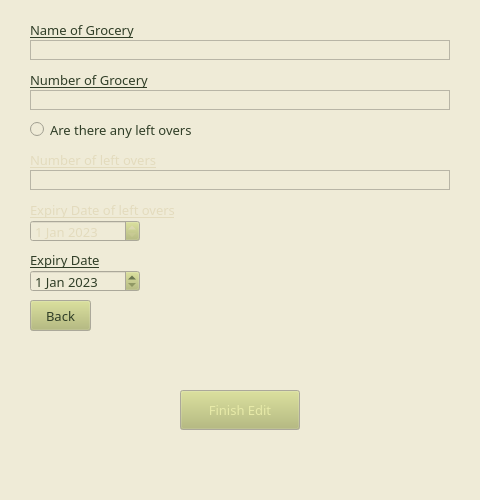
The window that userInterface/editGroceryFrame.ui (yangqee/Menu) describes before a commit, drawn with Qt 5.
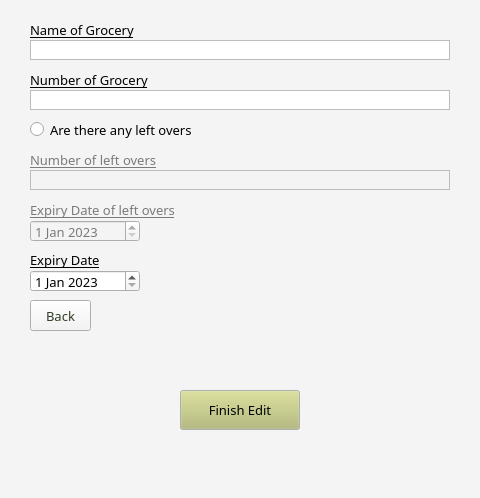
The same window after the commit.

```diff
--- a/userInterface/editGroceryFrame.ui
+++ b/userInterface/editGroceryFrame.ui
@@ -7,7 +7,7 @@
     <x>0</x>
     <y>0</y>
     <width>480</width>
-    <height>500</height>
+    <height>498</height>
    </rect>
   </property>
   <property name="sizePolicy">
@@ -22,126 +22,135 @@
      <colorrole role="WindowText">
       <brush brushstyle="SolidPattern">
        <color alpha="255">
-        <red>48</red>
-        <green>62</green>
-        <blue>39</blue>
+        <red>0</red>
+        <green>0</green>
+        <blue>0</blue>
        </color>
       </brush>
      </colorrole>
      <colorrole role="Button">
       <brush brushstyle="SolidPattern">
        <color alpha="255">
-        <red>180</red>
-        <green>187</green>
-        <blue>114</blue>
+        <red>244</red>
+        <green>244</green>
+        <blue>244</blue>
        </color>
       </brush>
      </colorrole>
      <colorrole role="Light">
       <brush brushstyle="SolidPattern">
        <color alpha="255">
-        <red>239</red>
-        <green>235</green>
-        <blue>215</blue>
+        <red>255</red>
+        <green>255</green>
+        <blue>255</blue>
        </color>
       </brush>
      </colorrole>
      <colorrole role="Midlight">
       <brush brushstyle="SolidPattern">
        <color alpha="255">
-        <red>231</red>
-        <green>234</green>
-        <blue>168</blue>
+        <red>249</red>
+        <green>249</green>
+        <blue>249</blue>
        </color>
       </brush>
      </colorrole>
      <colorrole role="Dark">
       <brush brushstyle="SolidPattern">
        <color alpha="255">
-        <red>227</red>
-        <green>219</green>
-        <blue>189</blue>
+        <red>122</red>
+        <green>122</green>
+        <blue>122</blue>
        </color>
       </brush>
      </colorrole>
      <colorrole role="Mid">
       <brush brushstyle="SolidPattern">
        <color alpha="255">
-        <red>227</red>
-        <green>219</green>
-        <blue>189</blue>
+        <red>163</red>
+        <green>163</green>
+        <blue>163</blue>
        </color>
       </brush>
      </colorrole>
      <colorrole role="Text">
       <brush brushstyle="SolidPattern">
        <color alpha="255">
-        <red>48</red>
-        <green>62</green>
-        <blue>39</blue>
+        <red>0</red>
+        <green>0</green>
+        <blue>0</blue>
        </color>
       </brush>
      </colorrole>
      <colorrole role="BrightText">
       <brush brushstyle="SolidPattern">
        <color alpha="255">
-        <red>239</red>
-        <green>235</green>
-        <blue>215</blue>
+        <red>255</red>
+        <green>255</green>
+        <blue>255</blue>
        </color>
       </brush>
      </colorrole>
      <colorrole role="ButtonText">
       <brush brushstyle="SolidPattern">
        <color alpha="255">
-        <red>231</red>
-        <green>234</green>
-        <blue>168</blue>
+        <red>0</red>
+        <green>0</green>
+        <blue>0</blue>
        </color>
       </brush>
      </colorrole>
      <colorrole role="Base">
       <brush brushstyle="SolidPattern">
        <color alpha="255">
-        <red>239</red>
-        <green>235</green>
-        <blue>215</blue>
+        <red>255</red>
+        <green>255</green>
+        <blue>255</blue>
        </color>
       </brush>
      </colorrole>
      <colorrole role="Window">
       <brush brushstyle="SolidPattern">
        <color alpha="255">
-        <red>239</red>
-        <green>235</green>
-        <blue>215</blue>
+        <red>244</red>
+        <green>244</green>
+        <blue>244</blue>
        </color>
       </brush>
      </colorrole>
      <colorrole role="Shadow">
       <brush brushstyle="SolidPattern">
        <color alpha="255">
-        <red>227</red>
-        <green>219</green>
-        <blue>189</blue>
+        <red>0</red>
+        <green>0</green>
+        <blue>0</blue>
        </color>
       </brush>
      </colorrole>
-     <colorrole role="Highlight">
+     <colorrole role="AlternateBase">
       <brush brushstyle="SolidPattern">
        <color alpha="255">
-        <red>180</red>
-        <green>187</green>
-        <blue>114</blue>
+        <red>249</red>
+        <green>249</green>
+        <blue>249</blue>
        </color>
       </brush>
      </colorrole>
-     <colorrole role="HighlightedText">
+     <colorrole role="ToolTipBase">
       <brush brushstyle="SolidPattern">
        <color alpha="255">
-        <red>231</red>
-        <green>234</green>
-        <blue>168</blue>
+        <red>255</red>
+        <green>255</green>
+        <blue>220</blue>
+       </color>
+      </brush>
+     </colorrole>
+     <colorrole role="ToolTipText">
+      <brush brushstyle="SolidPattern">
+       <color alpha="255">
+        <red>0</red>
+        <green>0</green>
+        <blue>0</blue>
        </color>
       </brush>
      </colorrole>
@@ -150,126 +159,135 @@
      <colorrole role="WindowText">
       <brush brushstyle="SolidPattern">
        <color alpha="255">
-        <red>48</red>
-        <green>62</green>
-        <blue>39</blue>
+        <red>0</red>
+        <green>0</green>
+        <blue>0</blue>
        </color>
       </brush>
      </colorrole>
      <colorrole role="Button">
       <brush brushstyle="SolidPattern">
        <color alpha="255">
-        <red>180</red>
-        <green>187</green>
-        <blue>114</blue>
+        <red>244</red>
+        <green>244</green>
+        <blue>244</blue>
        </color>
       </brush>
      </colorrole>
      <colorrole role="Light">
       <brush brushstyle="SolidPattern">
        <color alpha="255">
-        <red>239</red>
-        <green>235</green>
-        <blue>215</blue>
+        <red>255</red>
+        <green>255</green>
+        <blue>255</blue>
        </color>
       </brush>
      </colorrole>
      <colorrole role="Midlight">
       <brush brushstyle="SolidPattern">
        <color alpha="255">
-        <red>231</red>
-        <green>234</green>
-        <blue>168</blue>
+        <red>249</red>
+        <green>249</green>
+        <blue>249</blue>
        </color>
       </brush>
      </colorrole>
      <colorrole role="Dark">
       <brush brushstyle="SolidPattern">
        <color alpha="255">
-        <red>227</red>
-        <green>219</green>
-        <blue>189</blue>
+        <red>122</red>
+        <green>122</green>
+        <blue>122</blue>
        </color>
       </brush>
      </colorrole>
      <colorrole role="Mid">
       <brush brushstyle="SolidPattern">
        <color alpha="255">
-        <red>227</red>
-        <green>219</green>
-        <blue>189</blue>
+        <red>163</red>
+        <green>163</green>
+        <blue>163</blue>
        </color>
       </brush>
      </colorrole>
      <colorrole role="Text">
       <brush brushstyle="SolidPattern">
        <color alpha="255">
-        <red>48</red>
-        <green>62</green>
-        <blue>39</blue>
+        <red>0</red>
+        <green>0</green>
+        <blue>0</blue>
        </color>
       </brush>
      </colorrole>
      <colorrole role="BrightText">
       <brush brushstyle="SolidPattern">
        <color alpha="255">
-        <red>239</red>
-        <green>235</green>
-        <blue>215</blue>
+        <red>255</red>
+        <green>255</green>
+        <blue>255</blue>
        </color>
       </brush>
      </colorrole>
      <colorrole role="ButtonText">
       <brush brushstyle="SolidPattern">
        <color alpha="255">
-        <red>231</red>
-        <green>234</green>
-        <blue>168</blue>
+        <red>0</red>
+        <green>0</green>
+        <blue>0</blue>
        </color>
       </brush>
      </colorrole>
      <colorrole role="Base">
       <brush brushstyle="SolidPattern">
        <color alpha="255">
-        <red>239</red>
-        <green>235</green>
-        <blue>215</blue>
+        <red>255</red>
+        <green>255</green>
+        <blue>255</blue>
        </color>
       </brush>
      </colorrole>
      <colorrole role="Window">
       <brush brushstyle="SolidPattern">
        <color alpha="255">
-        <red>239</red>
-        <green>235</green>
-        <blue>215</blue>
+        <red>244</red>
+        <green>244</green>
+        <blue>244</blue>
        </color>
       </brush>
      </colorrole>
      <colorrole role="Shadow">
       <brush brushstyle="SolidPattern">
        <color alpha="255">
-        <red>227</red>
-        <green>219</green>
-        <blue>189</blue>
+        <red>0</red>
+        <green>0</green>
+        <blue>0</blue>
        </color>
       </brush>
      </colorrole>
-     <colorrole role="Highlight">
+     <colorrole role="AlternateBase">
       <brush brushstyle="SolidPattern">
        <color alpha="255">
-        <red>180</red>
-        <green>187</green>
-        <blue>114</blue>
+        <red>249</red>
+        <green>249</green>
+        <blue>249</blue>
        </color>
       </brush>
      </colorrole>
-     <colorrole role="HighlightedText">
+     <colorrole role="ToolTipBase">
       <brush brushstyle="SolidPattern">
        <color alpha="255">
-        <red>231</red>
-        <green>234</green>
-        <blue>168</blue>
+        <red>255</red>
+        <green>255</green>
+        <blue>220</blue>
+       </color>
+      </brush>
+     </colorrole>
+     <colorrole role="ToolTipText">
+      <brush brushstyle="SolidPattern">
+       <color alpha="255">
+        <red>0</red>
+        <green>0</green>
+        <blue>0</blue>
        </color>
       </brush>
      </colorrole>
@@ -278,126 +296,135 @@
      <colorrole role="WindowText">
       <brush brushstyle="SolidPattern">
        <color alpha="255">
-        <red>227</red>
-        <green>219</green>
-        <blue>189</blue>
+        <red>122</red>
+        <green>122</green>
+        <blue>122</blue>
        </color>
       </brush>
      </colorrole>
      <colorrole role="Button">
       <brush brushstyle="SolidPattern">
        <color alpha="255">
-        <red>180</red>
-        <green>187</green>
-        <blue>114</blue>
+        <red>244</red>
+        <green>244</green>
+        <blue>244</blue>
        </color>
       </brush>
      </colorrole>
      <colorrole role="Light">
       <brush brushstyle="SolidPattern">
        <color alpha="255">
-        <red>239</red>
-        <green>235</green>
-        <blue>215</blue>
+        <red>255</red>
+        <green>255</green>
+        <blue>255</blue>
        </color>
       </brush>
      </colorrole>
      <colorrole role="Midlight">
       <brush brushstyle="SolidPattern">
        <color alpha="255">
-        <red>231</red>
-        <green>234</green>
-        <blue>168</blue>
+        <red>249</red>
+        <green>249</green>
+        <blue>249</blue>
        </color>
       </brush>
      </colorrole>
      <colorrole role="Dark">
       <brush brushstyle="SolidPattern">
        <color alpha="255">
-        <red>227</red>
-        <green>219</green>
-        <blue>189</blue>
+        <red>122</red>
+        <green>122</green>
+        <blue>122</blue>
        </color>
       </brush>
      </colorrole>
      <colorrole role="Mid">
       <brush brushstyle="SolidPattern">
        <color alpha="255">
-        <red>227</red>
-        <green>219</green>
-        <blue>189</blue>
+        <red>163</red>
+        <green>163</green>
+        <blue>163</blue>
        </color>
       </brush>
      </colorrole>
      <colorrole role="Text">
       <brush brushstyle="SolidPattern">
        <color alpha="255">
-        <red>227</red>
-        <green>219</green>
-        <blue>189</blue>
+        <red>122</red>
+        <green>122</green>
+        <blue>122</blue>
        </color>
       </brush>
      </colorrole>
      <colorrole role="BrightText">
       <brush brushstyle="SolidPattern">
        <color alpha="255">
-        <red>239</red>
-        <green>235</green>
-        <blue>215</blue>
+        <red>255</red>
+        <green>255</green>
+        <blue>255</blue>
        </color>
       </brush>
      </colorrole>
      <colorrole role="ButtonText">
       <brush brushstyle="SolidPattern">
        <color alpha="255">
-        <red>227</red>
-        <green>219</green>
-        <blue>189</blue>
+        <red>122</red>
+        <green>122</green>
+        <blue>122</blue>
        </color>
       </brush>
      </colorrole>
      <colorrole role="Base">
       <brush brushstyle="SolidPattern">
        <color alpha="255">
-        <red>239</red>
-        <green>235</green>
-        <blue>215</blue>
+        <red>244</red>
+        <green>244</green>
+        <blue>244</blue>
        </color>
       </brush>
      </colorrole>
      <colorrole role="Window">
       <brush brushstyle="SolidPattern">
        <color alpha="255">
-        <red>239</red>
-        <green>235</green>
-        <blue>215</blue>
+        <red>244</red>
+        <green>244</green>
+        <blue>244</blue>
        </color>
       </brush>
      </colorrole>
      <colorrole role="Shadow">
       <brush brushstyle="SolidPattern">
        <color alpha="255">
-        <red>227</red>
-        <green>219</green>
-        <blue>189</blue>
+        <red>0</red>
+        <green>0</green>
+        <blue>0</blue>
        </color>
       </brush>
      </colorrole>
-     <colorrole role="Highlight">
+     <colorrole role="AlternateBase">
       <brush brushstyle="SolidPattern">
        <color alpha="255">
-        <red>0</red>
-        <green>120</green>
-        <blue>215</blue>
+        <red>244</red>
+        <green>244</green>
+        <blue>244</blue>
        </color>
       </brush>
      </colorrole>
-     <colorrole role="HighlightedText">
+     <colorrole role="ToolTipBase">
       <brush brushstyle="SolidPattern">
        <color alpha="255">
-        <red>231</red>
-        <green>234</green>
-        <blue>168</blue>
+        <red>255</red>
+        <green>255</green>
+        <blue>220</blue>
+       </color>
+      </brush>
+     </colorrole>
+     <colorrole role="ToolTipText">
+      <brush brushstyle="SolidPattern">
+       <color alpha="255">
+        <red>0</red>
+        <green>0</green>
+        <blue>0</blue>
        </color>
       </brush>
      </colorrole>
```
